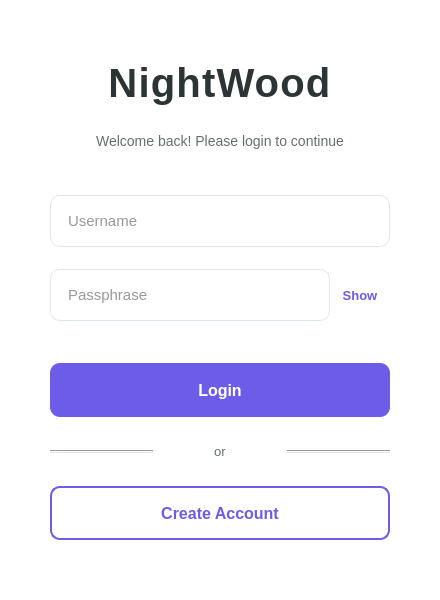
Qt form src/ui/windows/login/login.ui (dylan-teehan-skc/Eastwood) before a commit.
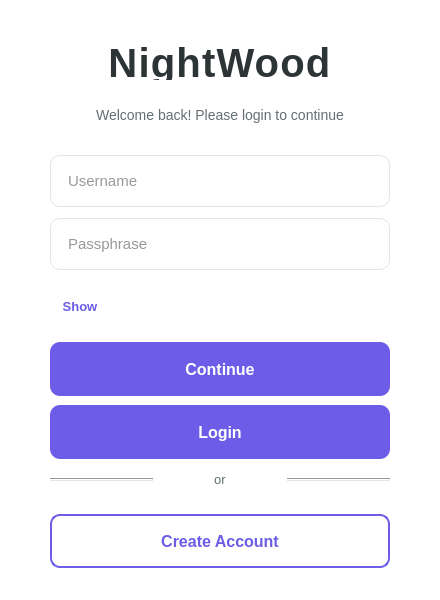
The same form after that commit.

Commit message:
Login flow (#162)
* login-flow first draft

* removing unused buttons

* update this method

* fixed no GTest and Main found - g++ errors (#158)

* fixed no GTest and Main found - g++ errors

* fix clang tidy action

* Qr code device registering (#159)

* QR Code Device Registering

* Add qrcodegen to gitignore

* move camera functionality to utils

* I SENTENCE YOU TO DELETION, DELETE DELETE DELETE

* connected devices fixes

* give this to dylan

* syntax

* update login file

* do dylans work

* login when device thing scanned

* add endpoints

* Fixes

---------

```diff
--- a/src/ui/windows/login/login.ui
+++ b/src/ui/windows/login/login.ui
@@ -117,11 +117,6 @@
     </widget>
    </item>
    <item>
-    <layout class="QHBoxLayout" name="passphraseLayout">
-     <property name="spacing">
-      <number>0</number>
-     </property>
-     <item>
       <widget class="QLineEdit" name="passphraseEdit">
        <property name="minimumSize">
         <size>
@@ -132,7 +127,6 @@
        <property name="styleSheet">
         <string notr="true">QLineEdit {
   padding-left: 15px;
-  padding-right: 60px;
   font-size: 15px;
   border-radius: 10px;
   background-color: white;
@@ -183,37 +177,34 @@
        </property>
       </widget>
      </item>
-    </layout>
-   </item>
    <item>
-    <layout class="QHBoxLayout" name="forgotPassphraseLayout">
-     <item>
-      <spacer name="horizontalSpacer">
-       <property name="orientation">
-        <enum>Qt::Orientation::Horizontal</enum>
-       </property>
-       <property name="sizeHint" stdset="0">
+    <widget class="QPushButton" name="continueButton">
+     <property name="minimumSize">
         <size>
-         <width>40</width>
-         <height>20</height>
-        </size>
-       </property>
-      </spacer>
-     </item>
-    </layout>
-   </item>
-   <item>
-    <spacer name="verticalSpacer_3">
-     <property name="orientation">
-      <enum>Qt::Orientation::Vertical</enum>
+       <width>0</width>
+       <height>54</height>
+      </size>
+     </property>
+     <property name="styleSheet">
+      <string notr="true">QPushButton {
+  font-size: 16px;
+  font-weight: bold;
+  color: white;
+  background-color: #6c5ce7;
+  border-radius: 10px;
+  border: none;
+}
+QPushButton:hover {
+  background-color: #5049c9;
+}
+QPushButton:pressed {
+  background-color: #4040b0;
+}</string>
      </property>
-     <property name="sizeHint" stdset="0">
-      <size>
-       <width>20</width>
-       <height>25</height>
-      </size>
+     <property name="text">
+      <string>Continue</string>
      </property>
-    </spacer>
+    </widget>
    </item>
    <item>
     <widget class="QPushButton" name="loginButton">
@@ -325,19 +316,6 @@
      </property>
     </widget>
    </item>
-   <item>
-    <spacer name="verticalSpacer_4">
-     <property name="orientation">
-      <enum>Qt::Orientation::Vertical</enum>
-     </property>
-     <property name="sizeHint" stdset="0">
-      <size>
-       <width>20</width>
-       <height>40</height>
-      </size>
-     </property>
-    </spacer>
-   </item>
   </layout>
  </widget>
  <resources/>
```
Lines whose indentation alone changed are shown as unchanged. The commit also changes 21 other files.
